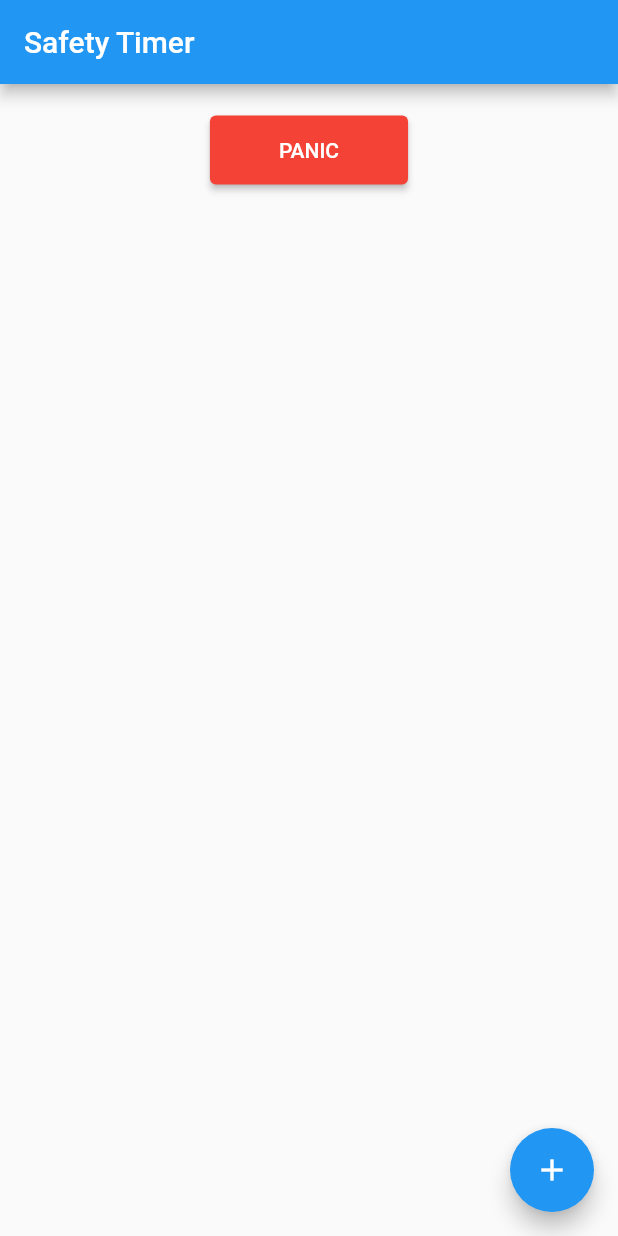
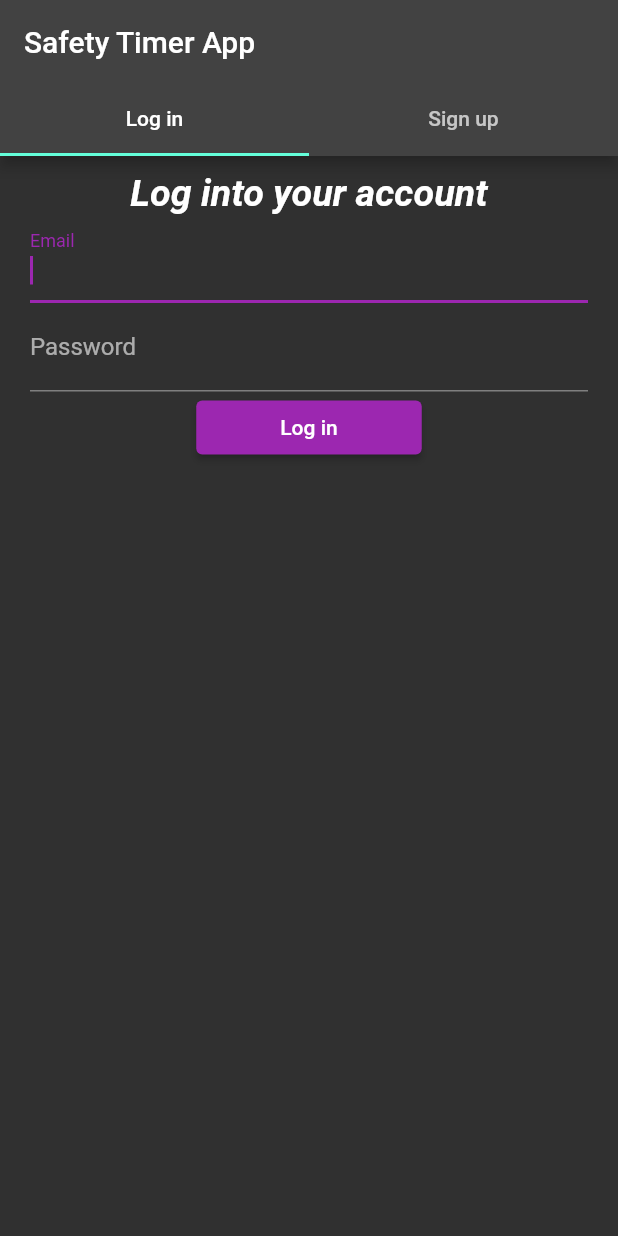
Before and after one commit to Illuminoid63/Safety-Timer-App, a Flutter app: the screen it shows after launch, on a phone screen of 412 x 824 dp. Run offline on Flutter 3.47's test engine with Material 2 defaults, Android fonts, the phone set to English and light mode, and no system bars; our stand-ins replace cloud_firestore, firebase_auth, firebase_core; accounts and stored records are empty.

Commit message:
Added user sign up and log in functionality and rearranged project design
I added a form to sign up and log in if the user isn't already signed in. Also added firebase authentication to keep track of these user and authenticate their emails and passwords. Finally, I changed how emergency dependee's are accessed, instead of showing all dependees in the database, now user documents are organized by their unique authentication ID inside the database, so that way, users only see their own dependees.

```diff
--- /dev/null
+++ b/lib/LoginSignUpForm.dart
@@ -0,0 +1,165 @@
+import "package:flutter/material.dart";
+import "package:firebase_auth/firebase_auth.dart";
+import "Dashboard.dart";
+
+class LoginSignUpForm extends StatefulWidget {
+  @override
+  _LoginSignUpFormState createState() => _LoginSignUpFormState();
+}
+
+class _LoginSignUpFormState extends State<LoginSignUpForm> {
+  String _errorMessage = "";
+  String _loginEmail;
+  String _loginPassword;
+  String _newUserEmail;
+  String _newUserPassword;
+
+  Widget createLoginWidgets() {
+    return Padding(
+        padding: EdgeInsets.symmetric(horizontal: 20, vertical: 10),
+        child: Column(
+          children: [
+            Text("Log into your account",
+                style: TextStyle(
+                    fontSize: 25.0,
+                    fontStyle: FontStyle.italic,
+                    fontWeight: FontWeight.bold)),
+            TextFormField(
+              autofocus: true,
+              onChanged: (newText) {
+                setState(() {
+                  _loginEmail = newText;
+                });
+              },
+              decoration: InputDecoration(
+                border: UnderlineInputBorder(),
+                labelText: "Email",
+              ),
+            ),
+            TextFormField(
+              obscureText: true,
+              onChanged: (newText) {
+                setState(() {
+                  _loginPassword = newText;
+                });
+              },
+              decoration: InputDecoration(
+                border: UnderlineInputBorder(),
+                labelText: "Password",
+              ),
+            ),
+            ElevatedButton(
+              onPressed: () async {
+                try {
+                  UserCredential userCredential = await FirebaseAuth.instance
+                      .signInWithEmailAndPassword(
+                          email: _loginEmail, password: _loginPassword);
+                  Navigator.pushReplacement(context,
+                      MaterialPageRoute(builder: (context) => Dashboard()));
+                } on FirebaseAuthException catch (e) {
+                  if (e.code == "user-not-found") {
+                    _errorMessage = "No user found for that email.";
+                  } else if (e.code == "wrong-password") {
+                    _errorMessage = "Wrong password provided for that user.";
+                  }
+                }
+              },
+              child: Container(
+                  padding: EdgeInsets.symmetric(horizontal: 40),
+                  child: Text("Log in")),
+            ),
+            Text(_errorMessage, style: TextStyle(color: Colors.red)),
+          ],
+        ));
+  }
+
+  Widget createSignupWidgets() {
+    return Padding(
+        padding: EdgeInsets.symmetric(horizontal: 20, vertical: 10),
+        child: Column(
+          children: [
+            Text("Your Security is our Priority!",
+                style: TextStyle(
+                    fontSize: 25.0,
+                    fontStyle: FontStyle.italic,
+                    fontWeight: FontWeight.bold)),
+            TextFormField(
+              autofocus: true,
+              onChanged: (newText) {
+                setState(() {
+                  _newUserEmail = newText;
+                });
+              },
+              decoration: InputDecoration(
+                border: UnderlineInputBorder(),
+                labelText: "New Account Email",
+              ),
+            ),
+            TextFormField(
+              obscureText: true,
+              onChanged: (newText) {
+                setState(() {
+                  _newUserPassword = newText;
+                });
+              },
+              decoration: InputDecoration(
+                border: UnderlineInputBorder(),
+                labelText: "New Account Password",
+              ),
+            ),
+            ElevatedButton(
+              onPressed: () async {
+                try {
+                  UserCredential userCredential = await FirebaseAuth.instance
+                      .createUserWithEmailAndPassword(
+                          email: _newUserEmail, password: _newUserPassword);
+                  /*
+                    ToDo:
+                      - when a new user is created, add a new document to the actual firstore database with the document id
+                        being the auth's uid(userCredential.user.uid).
+                      - also set the document's email field with the entered email, any problems should prolly be caught by the try catch block
+                  */
+                  Navigator.pushReplacement(context,
+                      MaterialPageRoute(builder: (context) => Dashboard()));
+                } on FirebaseAuthException catch (e) {
+                  if (e.code == "weak-password") {
+                    _errorMessage = "The password provided is too weak.";
+                  } else if (e.code == "email-already-in-use") {
+                    _errorMessage =
+                        "The account already exists for that email.";
+                  }
+                  setState(() {});
+                } catch (e) {
+                  print(e);
+                }
+              },
+              child: Container(
+                  padding: EdgeInsets.symmetric(horizontal: 40),
+                  child: Text("Sign up")),
+            ),
+            Text(_errorMessage, style: TextStyle(color: Colors.red)),
+          ],
+        ));
+  }
+
+  @override
+  Widget build(BuildContext context) {
+    return DefaultTabController(
+      length: 2,
+      child: Scaffold(
+        appBar: AppBar(
+          bottom: TabBar(
+            tabs: [
+              Tab(text: "Log in"),
+              Tab(text: "Sign up"),
+            ],
+          ),
+          title: Text("Safety Timer App"),
+        ),
+        body: TabBarView(
+          children: [createLoginWidgets(), createSignupWidgets()],
+        ),
+      ),
+    );
+  }
+}
--- a/lib/main.dart
+++ b/lib/main.dart
@@ -1,7 +1,9 @@
 import 'package:flutter/material.dart';
 import "package:firebase_core/firebase_core.dart";
 import "package:cloud_firestore/cloud_firestore.dart";
-import "emergencyDependee.dart";
+import "package:firebase_auth/firebase_auth.dart";
+import "LoginSignUpForm.dart";
+import "Dashboard.dart";
 
 void main() async {
   WidgetsFlutterBinding.ensureInitialized();
@@ -9,11 +11,16 @@ void main() async {
 
   //testing database connection printouts
   FirebaseFirestore firestore = FirebaseFirestore.instance;
-  firestore.collection("users").orderBy("email", descending: false).get().then((QuerySnapshot snapshot){
-    snapshot.docs.forEach((doc){
+  firestore
+      .collection("users")
+      .orderBy("email", descending: false)
+      .get()
+      .then((QuerySnapshot snapshot) {
+    snapshot.docs.forEach((doc) {
       print(doc["email"]);
-      for(var dependee in doc["emergency dependees"]){
-        print("dependee's email: ${dependee["email"]} - dependee's nickname: ${dependee["nickname"]}");
+      for (var dependee in doc["emergency dependees"]) {
+        print(
+            "dependee's email: ${dependee["email"]} - dependee's nickname: ${dependee["nickname"]}");
       }
     });
   });
@@ -28,69 +35,23 @@ class MyApp extends StatelessWidget {
   Widget build(BuildContext context) {
     return MaterialApp(
       title: 'Flutter Demo',
-      theme: ThemeData(
-        primarySwatch: Colors.blue,
-      ),
-      home: MyHomePage(title: 'Safety Timer'),
+      theme:
+          ThemeData(primarySwatch: Colors.purple, brightness: Brightness.dark),
+      themeMode: ThemeMode.system,
+      debugShowCheckedModeBanner: false,
+      home: MyHomePage(),
     );
   }
 }
 
-class MyHomePage extends StatefulWidget {
-  MyHomePage({Key key, this.title}) : super(key: key);
-
-  final String title;
-
-  @override
-  _MyHomePageState createState() => _MyHomePageState();
-}
-
-class _MyHomePageState extends State<MyHomePage> {
-  List<EmergencyDependee> emergencyDependees = [];
-
-  @override
-  void initState(){
-    super.initState();
-    //load(), loads all the emergency dependee list data
-  }
-
+class MyHomePage extends StatelessWidget {
   @override
   Widget build(BuildContext context) {
-    return Scaffold(
-      appBar: AppBar(
-        title: Text(widget.title),
-      ),
-      body: Center(
-        child: Column(
-          mainAxisAlignment: MainAxisAlignment.center,
-          children: <Widget>[
-            Padding(
-              child: ElevatedButton(
-              onPressed: (){//panic button trigger
-                print("panic");
-              },
-              child:Padding(child:Text("PANIC"), padding: EdgeInsets.symmetric(vertical: 15, horizontal: 30),),
-              style: ElevatedButton.styleFrom(primary: Colors.red),
-              ),
-              padding: EdgeInsets.symmetric(vertical: 20),
-            ),
-            Expanded(
-              child: ListView.builder(itemCount: emergencyDependees.length, itemBuilder: (context, index){
-                return ListTile(
-                  leading: Icon(Icons.contact_mail),
-                  title: Text(emergencyDependees[index].nickName),
-                  onTap: (){//push new navigation, display gps data if present
-                  },);
-              })
-              )
-          ],
-        ),
-      ),
-      floatingActionButton: FloatingActionButton(
-        onPressed:(){},
-        tooltip: 'Increment',
-        child: Icon(Icons.add),
-      ),
-    );
+    FirebaseAuth auth = FirebaseAuth.instance;
+    if (auth.currentUser == null) {
+      return LoginSignUpForm();
+    } else {
+      return Dashboard();
+    }
   }
 }
--- a/pubspec.yaml
+++ b/pubspec.yaml
@@ -25,6 +25,7 @@ dependencies:
     sdk: flutter
   firebase_core: ^1.7.0
   cloud_firestore: ^2.5.3
+  firebase_auth: ^3.1.3
 
 
   # The following adds the Cupertino Icons font to your application.
```
Also changed, not shown: lib/Dashboard.dart (added, +114 -0 lines), pubspec.lock.
